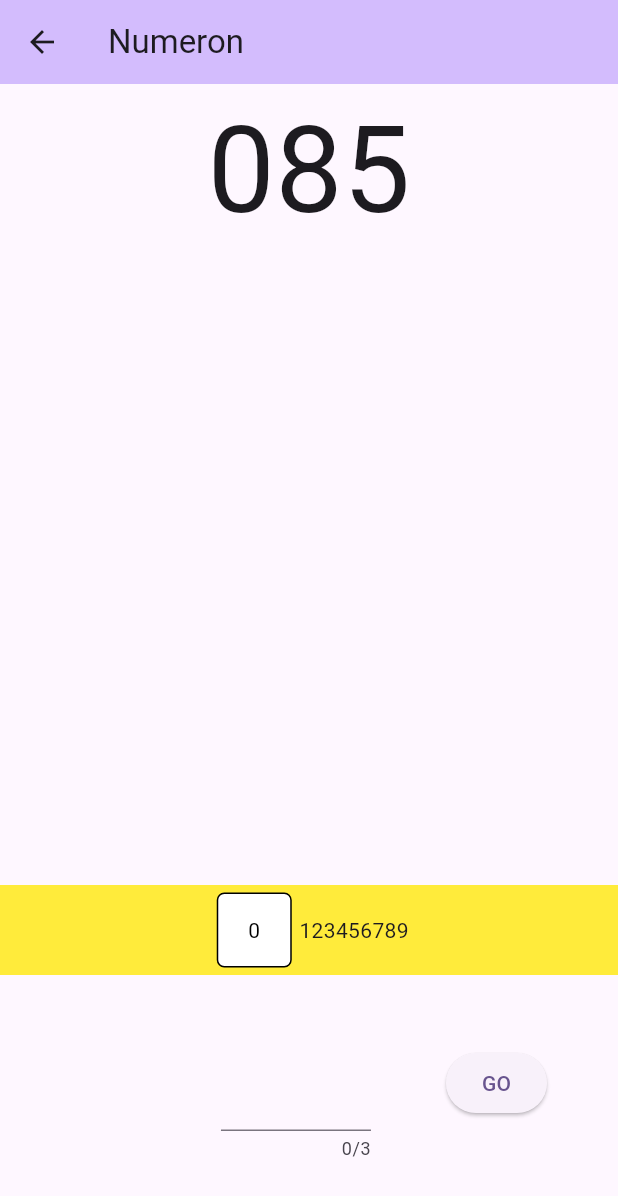
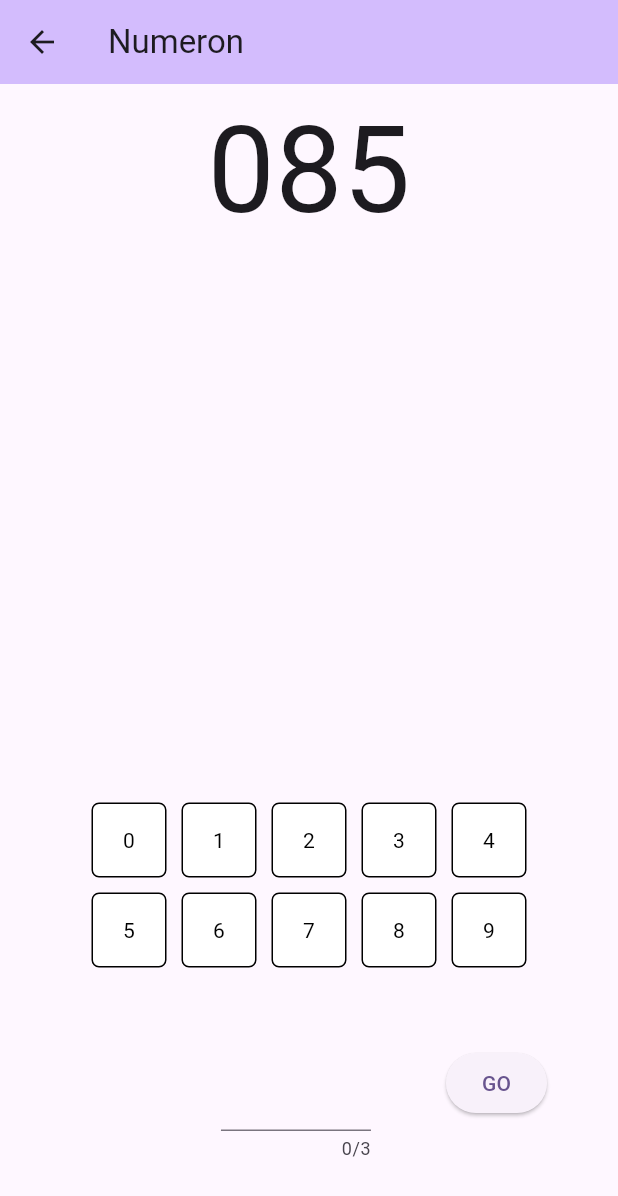
Before and after one commit to naoyamatsunaga/mini_games, a Flutter app: the NumeronPage screen opened directly, on a phone screen of 412 x 824 dp. Shown: the top 1196 px of the screen. Run offline on Flutter 3.47's test engine with Material 3 defaults, Android fonts, the light colour scheme and no system bars.

Commit message:
チェックボタンを追加と配置

```diff
--- a/lib/view/numeron_page.dart
+++ b/lib/view/numeron_page.dart
@@ -1,4 +1,5 @@
 import 'package:flutter/material.dart';
+import 'package:flutter/services.dart';
 import 'package:mini_games/controller/numeron_controller.dart';
 import 'package:mini_games/model/numeron/numeron.dart';
 
@@ -84,20 +85,28 @@ class _NumeronPageState extends State<NumeronPage> {
             Padding(
               padding: const EdgeInsets.only(top: 20, bottom: 20),
               child: Container(
-                color: Colors.yellow,
-                child: const Row(
-                  mainAxisAlignment: MainAxisAlignment.center,
+                child: const Column(
                   children: [
-                    CheckButton('0'),
-                    Text('1'),
-                    Text('2'),
-                    Text('3'),
-                    Text('4'),
-                    Text('5'),
-                    Text('6'),
-                    Text('7'),
-                    Text('8'),
-                    Text('9'),
+                    Row(
+                      mainAxisAlignment: MainAxisAlignment.center,
+                      children: [
+                        CheckButton('0'),
+                        CheckButton('1'),
+                        CheckButton('2'),
+                        CheckButton('3'),
+                        CheckButton('4'),
+                      ],
+                    ),
+                    Row(
+                      mainAxisAlignment: MainAxisAlignment.center,
+                      children: [
+                        CheckButton('5'),
+                        CheckButton('6'),
+                        CheckButton('7'),
+                        CheckButton('8'),
+                        CheckButton('9'),
+                      ],
+                    ),
                   ],
                 ),
               ),
```
Also changed, not shown: lib/controller/numeron_controller.dart (+4 -3 lines).
